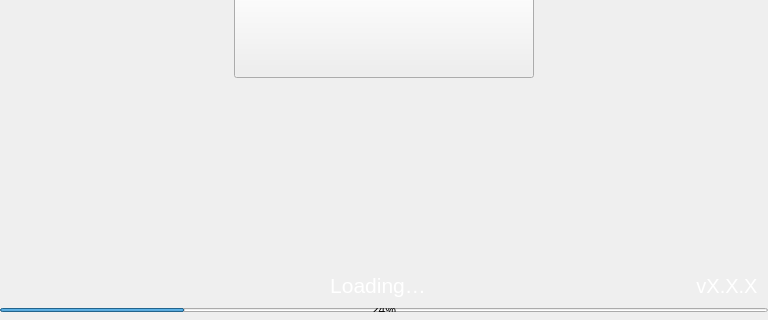
This is src/qt/rpdchain/forms/splash.ui in cimelli/RpdSource as Qt 5 draws it before an edit; both pictures show x 0 to 768 and y 213 to 533 of the 768 by 533 pixel window. The edited form follows.
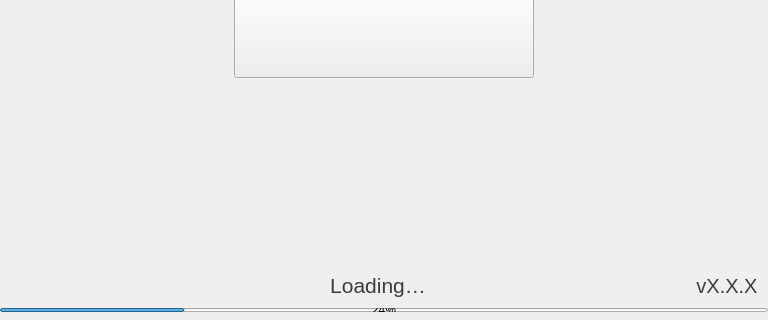
This is the edited form.

What changed in the file:
```diff
--- a/src/qt/rpdchain/forms/splash.ui
+++ b/src/qt/rpdchain/forms/splash.ui
@@ -163,7 +163,7 @@
             </font>
            </property>
            <property name="styleSheet">
-            <string notr="true">color:white; padding-left:50px;</string>
+            <string notr="true">color:#3c3c3b; padding-left:50px;</string>
            </property>
            <property name="text">
             <string>Loading…</string>
@@ -187,7 +187,7 @@
             </font>
            </property>
            <property name="styleSheet">
-            <string notr="true">color:white; padding-top:1px;</string>
+            <string notr="true">color:#3c3c3b; padding-top:1px;</string>
            </property>
            <property name="text">
             <string notr="true">vX.X.X</string>
```
